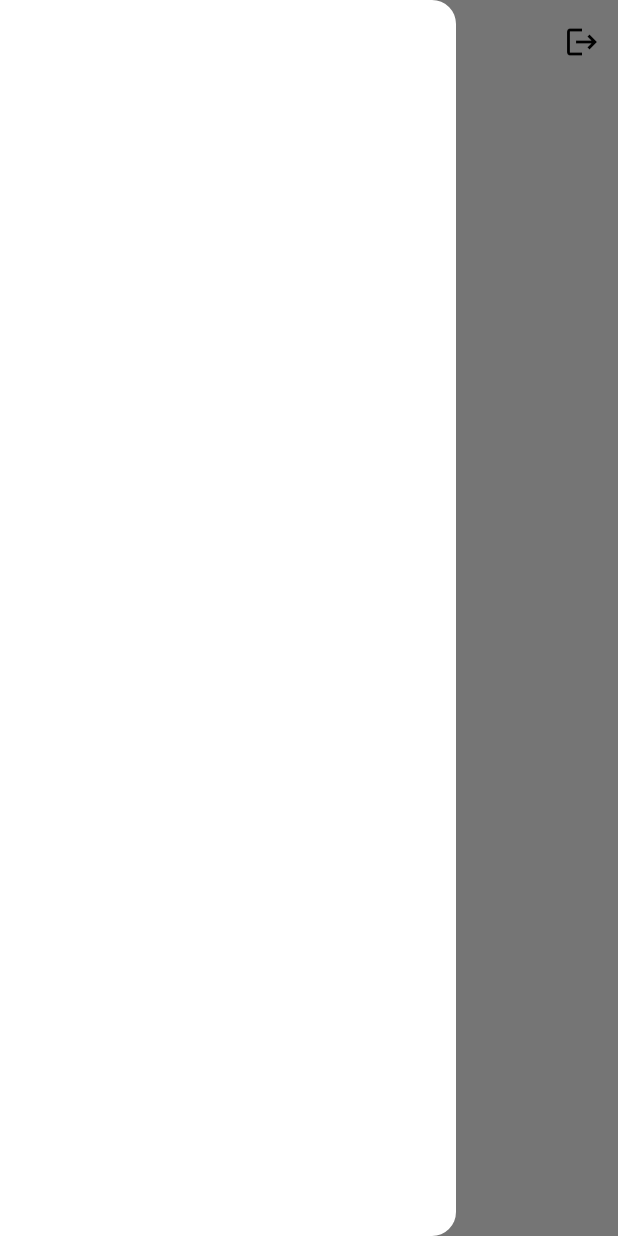
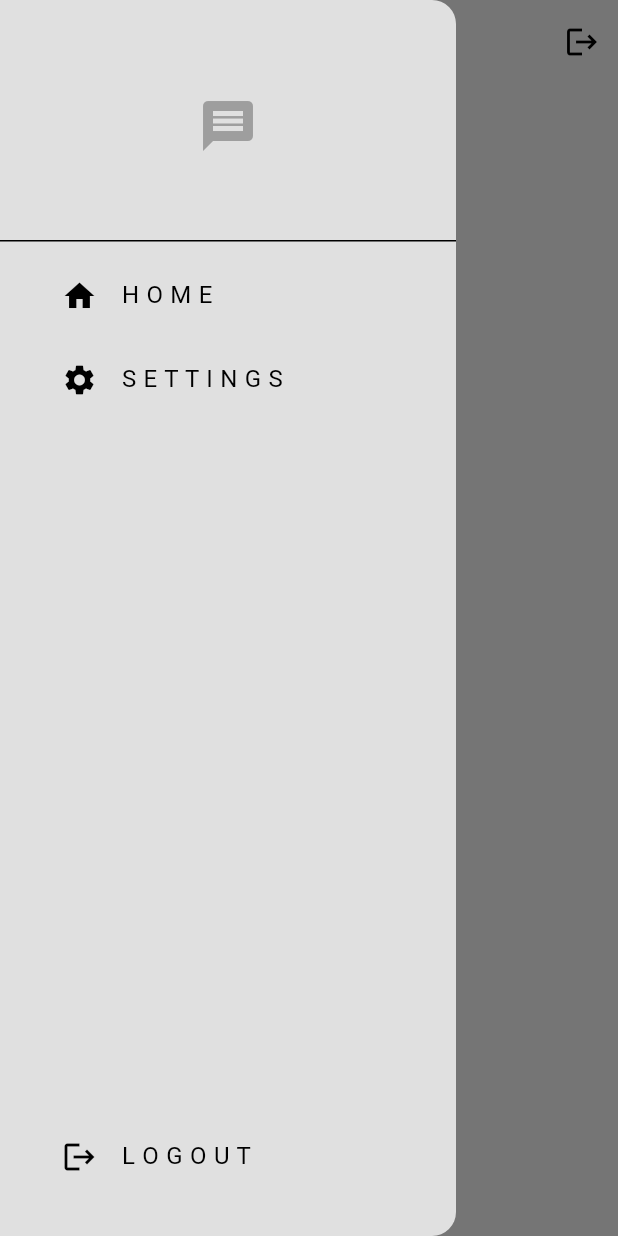
Before and after one commit to Mavene1/flutter-chatapp-firebase, a Flutter app: the screen it shows once a user with an empty profile is signed in, with the side drawer open, on a phone screen of 412 x 824 dp. Run offline on Flutter 3.47's test engine with Material 3 defaults, Android fonts, the phone set to English and light mode, and no system bars; our stand-ins replace firebase_auth, firebase_core; accounts and stored records are empty.

Commit message:
adding drawer

```diff
--- /dev/null
+++ b/lib/components/my_drawer.dart
@@ -0,0 +1,57 @@
+import 'package:flutter/material.dart';
+
+class MyDrawer extends StatelessWidget {
+  const MyDrawer({super.key});
+
+  @override
+  Widget build(BuildContext context) {
+    return Drawer(
+        backgroundColor: Theme.of(context).colorScheme.background,
+        child: Column(
+          mainAxisAlignment: MainAxisAlignment.spaceBetween,
+          children: [
+            //logo
+            Column(
+              children: [
+                DrawerHeader(
+                    child: Center(
+                        child: Icon(
+                  Icons.message,
+                  color: Theme.of(context).colorScheme.primary,
+                  size: 40,
+                ))),
+                //home list tile
+                Padding(
+                  padding: const EdgeInsets.only(left: 25.0),
+                  child: ListTile(
+                    leading: const Icon(Icons.home),
+                    title: const Text("H O M E"),
+                    onTap: () {
+                      Navigator.pop(context);
+                    },
+                  ),
+                ),
+                //settinmg list tile
+                Padding(
+                  padding: const EdgeInsets.only(left: 25.0),
+                  child: ListTile(
+                    leading: const Icon(Icons.settings),
+                    title: const Text("S E T T I N G S"),
+                    onTap: () {},
+                  ),
+                ),
+              ],
+            ),
+            //logout
+            Padding(
+              padding: const EdgeInsets.only(left: 25.0, bottom: 25.0),
+              child: ListTile(
+                leading: const Icon(Icons.logout),
+                title: const Text("L O G O U T"),
+                onTap: () {},
+              ),
+            )
+          ],
+        ));
+  }
+}
--- a/lib/pages/home_page.dart
+++ b/lib/pages/home_page.dart
@@ -1,12 +1,13 @@
 import 'package:chatapp/auth/auth_service.dart';
+import 'package:chatapp/components/my_drawer.dart';
 import 'package:flutter/material.dart';
 
 class HomePage extends StatelessWidget {
   const HomePage({super.key});
 
   void logout() {
-    final auth = AuthService();
-    auth.logout();
+    final _auth = AuthService();
+    _auth.logout();
   }
 
   @override
@@ -18,6 +19,6 @@ class HomePage extends StatelessWidget {
             IconButton(icon: const Icon(Icons.logout), onPressed: logout)
           ],
         ),
-        drawer: const Drawer());
+        drawer: const MyDrawer());
   }
 }
```
